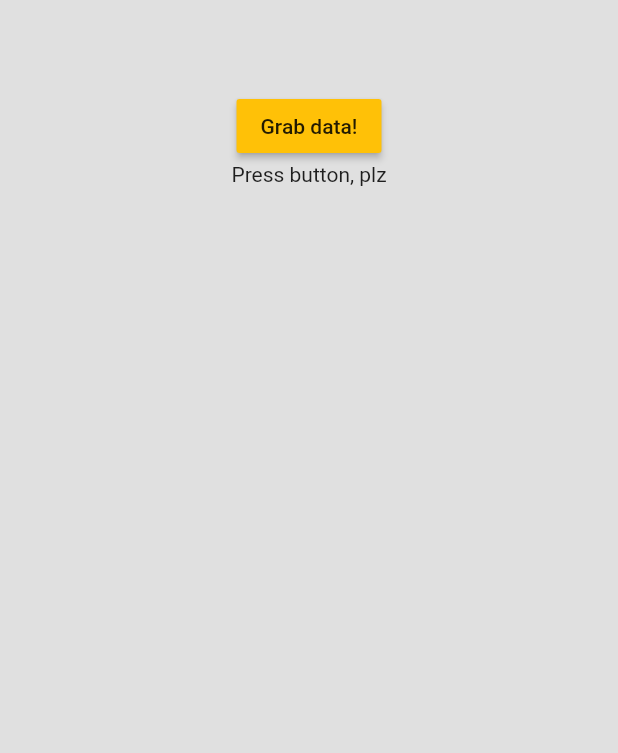
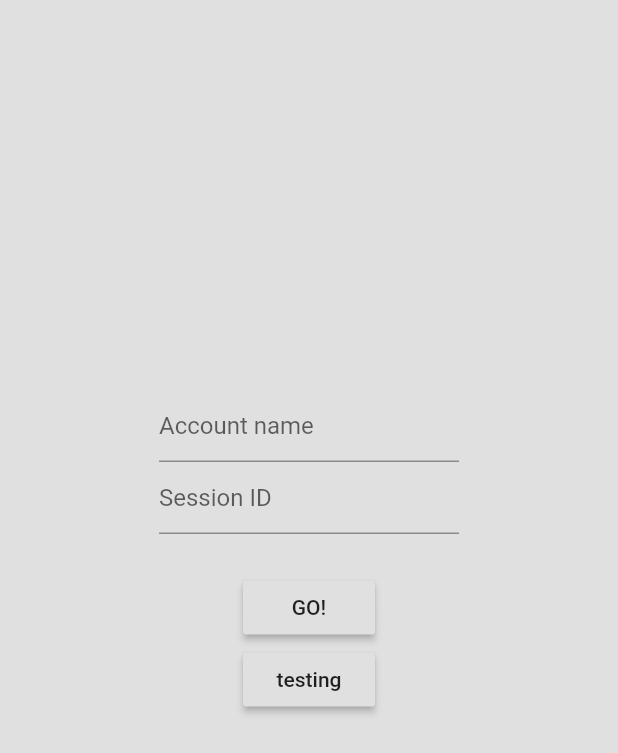
Before and after one commit to ponbac/poe-currency, a Flutter app: the screen it shows after launch, on a phone screen of 412 x 824 dp. Shown: the top 753 px of the screen. Run offline on Flutter 3.47's test engine with Material 2 defaults, Android fonts, the light colour scheme and no system bars; our stand-ins replace bloc, cached_network_image, equatable, flutter_bloc.

Commit message:
can now browse other profiles

```diff
--- a/lib/main.dart
+++ b/lib/main.dart
@@ -4,7 +4,6 @@ import 'package:poe_currency/bloc/stash_bloc.dart';
 import 'package:poe_currency/repositories/stash_api_client.dart';
 import 'package:poe_currency/repositories/stash_repository.dart';
 import 'package:poe_currency/repositories/stash_repository_web.dart';
-import 'package:poe_currency/screens/init_screen.dart';
 import 'package:flutter/foundation.dart' show kIsWeb;
 
 import 'screens/start_screen.dart';
@@ -40,7 +39,6 @@ class MyApp extends StatelessWidget {
       ),
       home: BlocProvider(
         create: (context) => StashBloc(stashRepository: stashRepository),
-        //child: InitScreen(),
         child: StartScreen(),
       ),
     );
--- a/lib/repositories/stash_api_client.dart
+++ b/lib/repositories/stash_api_client.dart
@@ -38,9 +38,9 @@ class StashApiClient {
         name: name, type: type, index: stashIndex, items: items);
   }
 
-  Future<StashTab> fetchStashTabWeb(String accountName, int stashIndex) async {
+  Future<StashTab> fetchStashTabWeb(String accountName, String sessionId, int stashIndex) async {
     final proxyUrl = 'https://poe-api-proxy.herokuapp.com/get/';
-    final requestUrl = '$proxyUrl$baseUrl/character-window/get-stash-items?league=Harvest&tabs=1&tabIndex=$stashIndex&accountName=$accountName';
+    final requestUrl = '$proxyUrl$baseUrl/character-window/get-stash-items?league=Harvest&tabs=1&tabIndex=$stashIndex&accountName=$accountName&POESESSID=$sessionId';
 
     //print(requestUrl);
 
--- a/lib/repositories/stash_repository_web.dart
+++ b/lib/repositories/stash_repository_web.dart
@@ -19,12 +19,12 @@ class StashRepositoryWeb extends StashRepository {
 
     int stashTabIndex = 0;
     StashTab currentStashTab = await stashApiClient.fetchStashTabWeb(
-        accountName, stashTabIndex);
+        accountName, sessionId, stashTabIndex);
     while (currentStashTab != null) {
       stash.addStashTab(currentStashTab);
       stashTabIndex++;
       currentStashTab = await stashApiClient.fetchStashTabWeb(
-          accountName, stashTabIndex);
+          accountName, sessionId, stashTabIndex);
     }
 
     return stash;
--- a/lib/screens/start_screen.dart
+++ b/lib/screens/start_screen.dart
@@ -7,6 +7,22 @@ import 'package:poe_currency/secrets.dart';
 import 'package:poe_currency/widgets/tab_items_view.dart';
 
 class StartScreen extends StatelessWidget {
+  final TextEditingController _nameController = TextEditingController();
+  final TextEditingController _sessionIdController = TextEditingController();
+
+  void _displayStash(BuildContext context) {
+    poeAccountName = _nameController.text;
+    poeSessionId = _sessionIdController.text;
+
+    BlocProvider.of<StashBloc>(context).add(
+        StashRequested(sessionId: poeSessionId, accountName: poeAccountName));
+  }
+
+  void _displayStashTesting(BuildContext context) {
+    BlocProvider.of<StashBloc>(context).add(
+        StashRequested(sessionId: poeSessionId, accountName: poeAccountName));
+  }
+
   @override
   Widget build(BuildContext context) {
     return Scaffold(
@@ -18,17 +34,37 @@ class StartScreen extends StatelessWidget {
           ),
           BlocBuilder<StashBloc, StashState>(builder: (context, state) {
             if (state is StashInitial) {
-              return Column(
-                children: [
-                  RaisedButton(
-                      child: Text('Grab data!'),
-                      color: Colors.amber,
-                      onPressed: () => BlocProvider.of<StashBloc>(context).add(
-                          StashRequested(
-                              sessionId: poeSessionId,
-                              accountName: poeAccountName))),
-                  Center(child: Text('Press button, plz')),
-                ],
+              return Center(
+                child: Column(
+                  mainAxisAlignment: MainAxisAlignment.center,
+                  children: [
+                    SizedBox(
+                      height: 200,
+                    ),
+                    SizedBox(
+                      width: 200,
+                      child: TextField(
+                          controller: _nameController,
+                          decoration: InputDecoration(hintText: 'Account name')),
+                    ),
+                    SizedBox(
+                      width: 200,
+                      child: TextField(
+                        controller: _sessionIdController,
+                        decoration: InputDecoration(hintText: 'Session ID'),
+                      ),
+                    ),
+                    Padding(
+                      padding: const EdgeInsets.only(top: 25),
+                      child: RaisedButton(
+                          child: Text('GO!'),
+                          onPressed: () => _displayStash(context)),
+                    ),
+                    RaisedButton(
+                        child: Text('testing'),
+                        onPressed: () => _displayStashTesting(context))
+                  ],
+                ),
               );
             }
             if (state is StashLoadInProgress) {
```
Also changed, not shown: lib/screens/init_screen.dart (deleted, +0 -45 lines), 2 other files.
